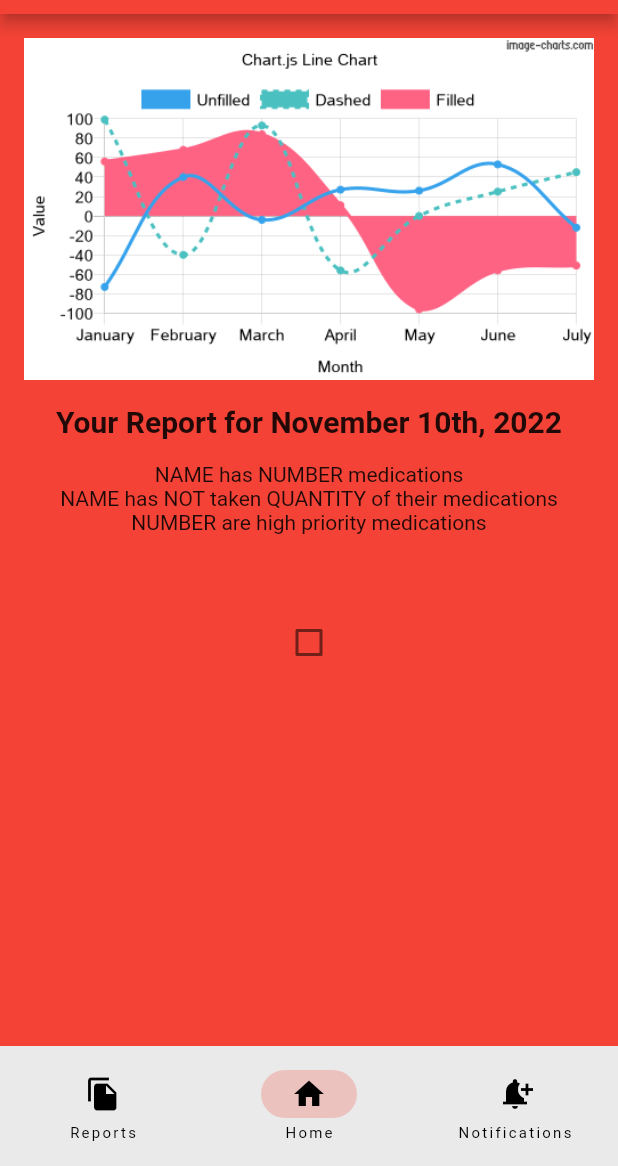
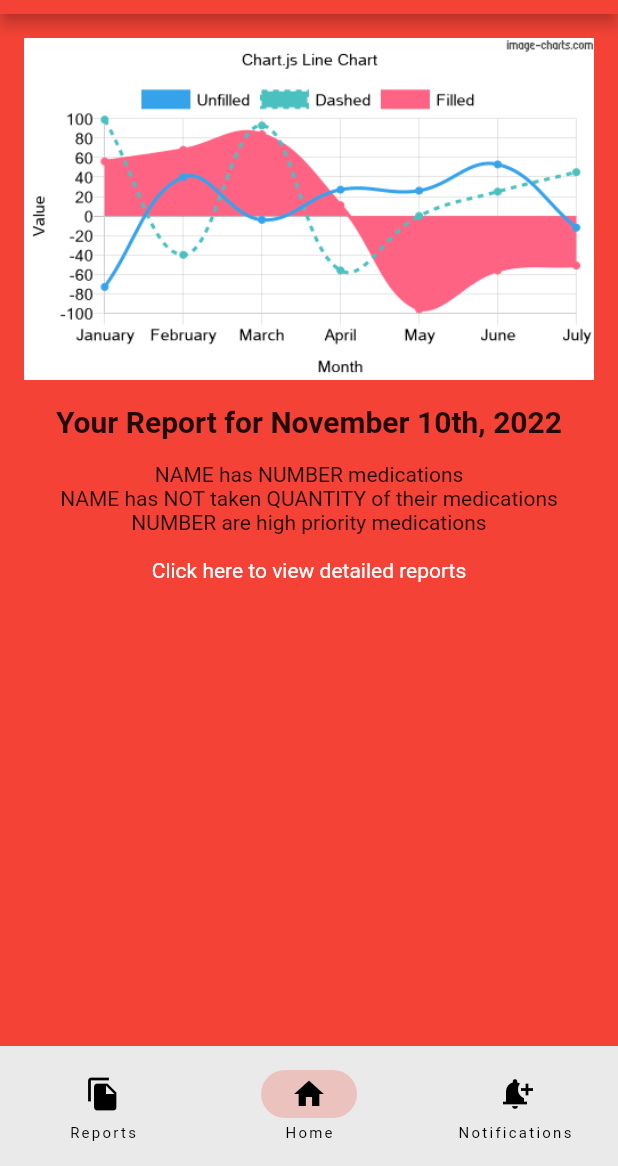
Before and after one commit to KroegerP/flutter-mobile-app, a Flutter app: the screen it shows after launch, on a phone screen of 412 x 824 dp, the part 70-1236 px from its top. Run offline on Flutter 3.47's test engine with Material 2 defaults, Android fonts, the phone set to English and light mode, and no system bars.

Commit message:
feat(client): Added reports redirect button

```diff
--- a/eva/lib/screens/home.dart
+++ b/eva/lib/screens/home.dart
@@ -1,3 +1,5 @@
+import 'package:eva/main.dart';
+import 'package:eva/screens/reports.dart';
 import 'package:flutter/material.dart';
 
 class HomeScreen extends StatefulWidget {
@@ -40,14 +42,13 @@ class _MyHomeScreenState extends State<HomeScreen> {
           const Text("NAME has NOT taken QUANTITY of their medications"),
           const Text("NUMBER are high priority medications"),
           TextButton(
+              style: TextButton.styleFrom(
+                foregroundColor: Colors.white,
+                padding: const EdgeInsets.all(16.0),
+                textStyle: const TextStyle(fontSize: 14),
+              ),
               onPressed: _goToReportsPage,
-              child: const Text(
-                "View Detailed Reports",
-                style: TextStyle(fontWeight: FontWeight.bold),
-              )),
-          Checkbox(
-              value: false,
-              onChanged: ((value) => debugPrint(value.toString())))
+              child: const Text("Click here to view detailed reports")),
         ],
       ),
     );
```
